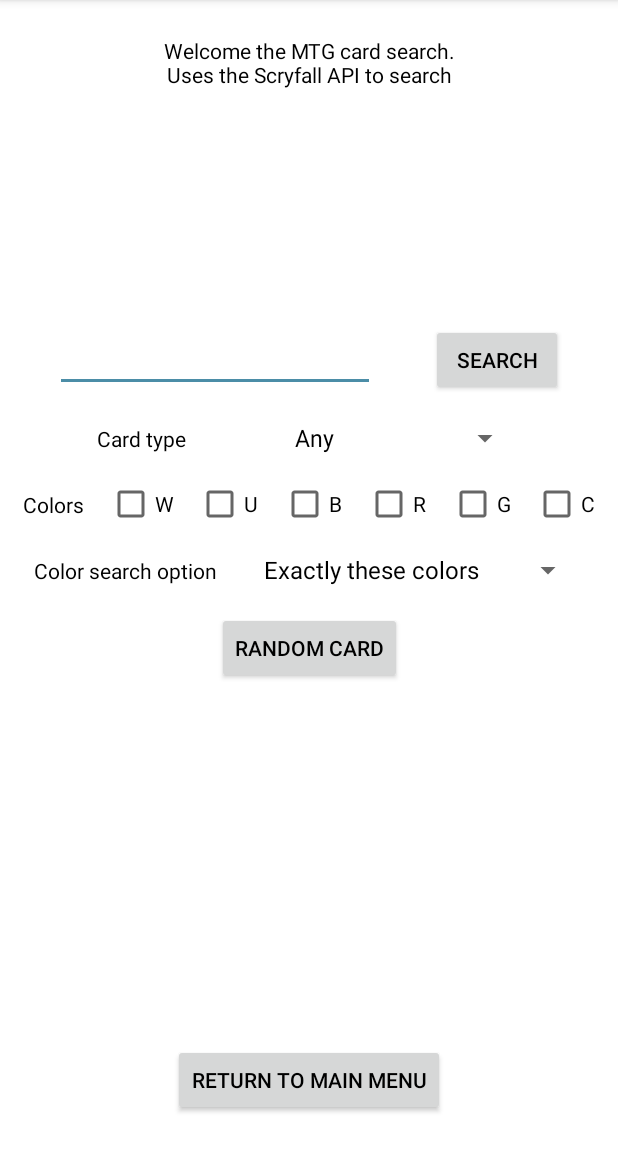
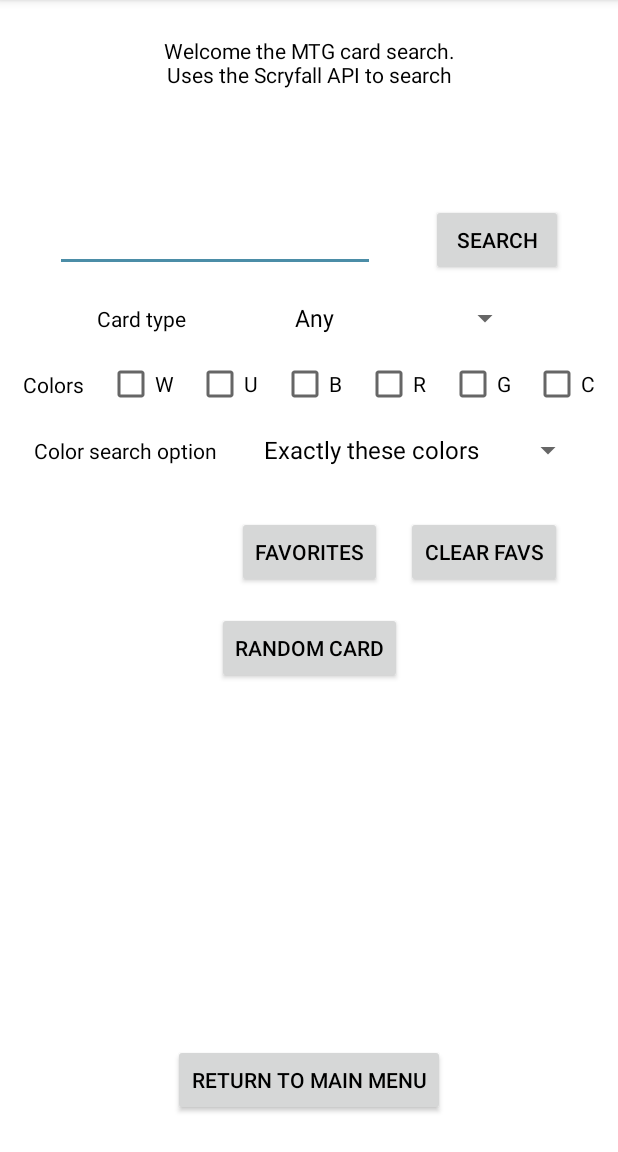
Before and after one commit to mtauber3-ford/LoginApp, an Android app: the APIActivity screen opened directly, with no data from a screen before it, on a phone screen of 412 x 824 dp, the part 84-1236 px from its top. Run offline under Robolectric (Android 15) with nearby library versions, the phone set to English and light mode, and no system bars; our stand-ins replace Room's generated code, data binding; libraries missing offline, so code that uses them is left out: com.jakewharton.retrofit2; 2 statements that could not run were skipped.

Commit message:
Favorites list

```diff
--- /dev/null
+++ b/app/src/main/java/mtaubert/loginapplication/Data/DB/DAO/FavoritesDAO.kt
@@ -0,0 +1,19 @@
+package mtaubert.loginapplication.Data.DB.DAO
+
+import androidx.room.*
+import mtaubert.loginapplication.Data.DB.Model.Favorites
+
+@Dao
+interface FavoritesDAO {
+    @Query("SELECT * FROM Favorites_Table WHERE userEmail=:email")
+    suspend fun getUserFavorites(email: String): List<Favorites>
+
+    @Update
+    suspend fun updateFavorites(favorite: Favorites)
+
+    @Insert(onConflict = OnConflictStrategy.REPLACE)
+    suspend fun insert(favorite: Favorites)
+
+    @Delete
+    suspend fun deleteFavorite(favorite: Favorites)
+}
--- a/app/src/main/java/mtaubert/loginapplication/Data/DB/UserRoomDatabase.kt
+++ b/app/src/main/java/mtaubert/loginapplication/Data/DB/UserRoomDatabase.kt
@@ -4,14 +4,21 @@ import android.content.Context
 import androidx.room.Database
 import androidx.room.Room
 import androidx.room.RoomDatabase
+import androidx.room.TypeConverters
+import androidx.room.migration.Migration
+import androidx.sqlite.db.SupportSQLiteDatabase
+import mtaubert.loginapplication.Data.DB.DAO.CardConverter
+import mtaubert.loginapplication.Data.DB.DAO.FavoritesDAO
 
 import mtaubert.loginapplication.Data.DB.Model.User
 import mtaubert.loginapplication.Data.DB.DAO.UserDAO
+import mtaubert.loginapplication.Data.DB.Model.Favorites
 
-@Database(entities = [User::class], version = 1)
+@Database(entities = [User::class, Favorites::class], version = 2)
+@TypeConverters(CardConverter::class)
 abstract class UserRoomDatabase : RoomDatabase() {
     abstract fun userDao(): UserDAO
-
+    abstract fun favDao(): FavoritesDAO
 
     companion object {
         private var INSTANCE: UserRoomDatabase? = null
@@ -19,7 +26,10 @@ abstract class UserRoomDatabase : RoomDatabase() {
 
         fun getInstance(context: Context): UserRoomDatabase {
             if(INSTANCE == null) {
-                INSTANCE = Room.databaseBuilder(context.applicationContext, UserRoomDatabase::class.java, USER_DB_NAME).build()
+                INSTANCE = Room
+                    .databaseBuilder(context.applicationContext, UserRoomDatabase::class.java, USER_DB_NAME)
+                    .fallbackToDestructiveMigration()
+                    .build()
             }
             return INSTANCE!!
         }
--- a/app/src/main/java/mtaubert/loginapplication/Features/API/Models/APIModel.kt
+++ b/app/src/main/java/mtaubert/loginapplication/Features/API/Models/APIModel.kt
@@ -1,11 +1,13 @@
 package mtaubert.loginapplication.Features.API.Models
 
+import mtaubert.loginapplication.Data.DB.Model.Favorites
 import mtaubert.loginapplication.Data.DB.Model.User
 import mtaubert.loginapplication.Data.Remote.Model.Card
 import mtaubert.loginapplication.Data.Remote.Model.ScryfallCardList
 
 data class APIModel(
     var currentUser: User? = null,
+    var currentUserFavorites: List<Favorites>? = null,
     var lastCardSearchResult: ScryfallCardList? = null,
     var lastScryfallSearchQuery: String? = null,
     var lastCardInspected: Card? = null
--- a/app/src/main/java/mtaubert/loginapplication/Features/API/Views/APIActivity.kt
+++ b/app/src/main/java/mtaubert/loginapplication/Features/API/Views/APIActivity.kt
@@ -36,6 +36,7 @@ class APIActivity: BaseActivity() {
      */
     fun showCards(cards:List<Card>) {
         val fragment = if(cards.size == 1) {
+            apiViewModel.setCurrentCard(cards[0])
             OneCardViewFragment.newInstance(cards[0])
         } else {
             MultiCardViewFragment.newInstance(cards)
--- a/app/src/main/java/mtaubert/loginapplication/Features/API/Views/LandingFragment.kt
+++ b/app/src/main/java/mtaubert/loginapplication/Features/API/Views/LandingFragment.kt
@@ -47,6 +47,19 @@ class LandingFragment : BaseAPIFragment() {
             startActivity(intent)
         }
 
+        binding.favoritesButton.setOnClickListener {
+            GlobalScope.launch {
+                val cards = apiViewModel.getUserFavorites()
+                (activity as APIActivity).showCards(cards!!)
+            }
+        }
+
+        binding.clearFavoritesButton.setOnClickListener {
+            GlobalScope.launch {
+                apiViewModel.clearAllFavorites()
+            }
+        }
+
         binding.button.setOnClickListener {
             try {
                 GlobalScope.launch {
--- a/app/src/main/res/layout/api_fragment_landing.xml
+++ b/app/src/main/res/layout/api_fragment_landing.xml
@@ -207,12 +207,33 @@
             android:id="@+id/spinner"
             android:layout_width="wrap_content"
             android:layout_height="wrap_content"
-            android:layout_marginBottom="16dp"
+            android:layout_marginBottom="32dp"
             android:entries="@array/color_search_options"
-            app:layout_constraintBottom_toTopOf="@+id/button"
+            app:layout_constraintBottom_toTopOf="@+id/favorites_button"
             app:layout_constraintEnd_toEndOf="parent"
             app:layout_constraintHorizontal_bias="0.5"
             app:layout_constraintStart_toEndOf="@+id/color_search_textview" />
 
+        <Button
+            android:id="@+id/favorites_button"
+            android:layout_width="wrap_content"
+            android:layout_height="wrap_content"
+            android:layout_marginBottom="16dp"
+            android:text="@string/favorites"
+            app:layout_constraintBottom_toTopOf="@+id/button"
+            app:layout_constraintEnd_toEndOf="@+id/button"
+            app:layout_constraintStart_toStartOf="@+id/button" />
+
+        <Button
+            android:id="@+id/clear_favorites_button"
+            android:layout_width="wrap_content"
+            android:layout_height="wrap_content"
+            android:layout_marginStart="16dp"
+            android:text="Clear Favs"
+            app:layout_constraintBottom_toBottomOf="@+id/favorites_button"
+            app:layout_constraintStart_toEndOf="@+id/favorites_button"
+            app:layout_constraintTop_toTopOf="@+id/favorites_button"
+            app:layout_constraintVertical_bias="0.0" />
+
     </androidx.constraintlayout.widget.ConstraintLayout>
 </layout>
--- a/app/src/main/res/layout/api_fragment_multi_card_view.xml
+++ b/app/src/main/res/layout/api_fragment_multi_card_view.xml
@@ -5,7 +5,8 @@
     <androidx.constraintlayout.widget.ConstraintLayout
         android:layout_width="match_parent"
         android:layout_height="match_parent"
-        tools:context=".Features.API.Views.MultiCardViewFragment">
+        tools:context=".Features.API.Views.MultiCardViewFragment"
+        android:background="?attr/colorPrimary">
 
         <Button
             android:id="@+id/landing_button"
@@ -27,7 +28,8 @@
             app:layout_constraintBottom_toTopOf="@+id/landing_button"
             app:layout_constraintEnd_toEndOf="parent"
             app:layout_constraintStart_toStartOf="parent"
-            app:layout_constraintTop_toTopOf="parent" />
+            app:layout_constraintTop_toTopOf="parent"
+            android:background="?attr/backgroundColor"/>
 
     </androidx.constraintlayout.widget.ConstraintLayout>
 </layout>
--- a/app/src/main/res/values/strings.xml
+++ b/app/src/main/res/values/strings.xml
@@ -52,6 +52,7 @@
         <item>Including these colors</item>
         <item>At most these colors</item>
     </string-array>
+    <string name="favorites">Favorites</string>
 
 
 
```
Also changed, not shown: app/src/main/java/mtaubert/loginapplication/Data/DB/DAO/CardConverter.kt (added, +50 -0 lines), app/src/main/java/mtaubert/loginapplication/Data/DB/Model/Favorites.kt (added, +18 -0 lines), app/src/main/java/mtaubert/loginapplication/Features/API/ViewModels/APIViewModel.kt (+55 -11 lines), app/src/main/java/mtaubert/loginapplication/Features/API/Views/OneCardViewFragment.kt (+26 -0 lines), app/src/main/res/layout/api_fragment_one_card_view.xml (+96 -59 lines).
